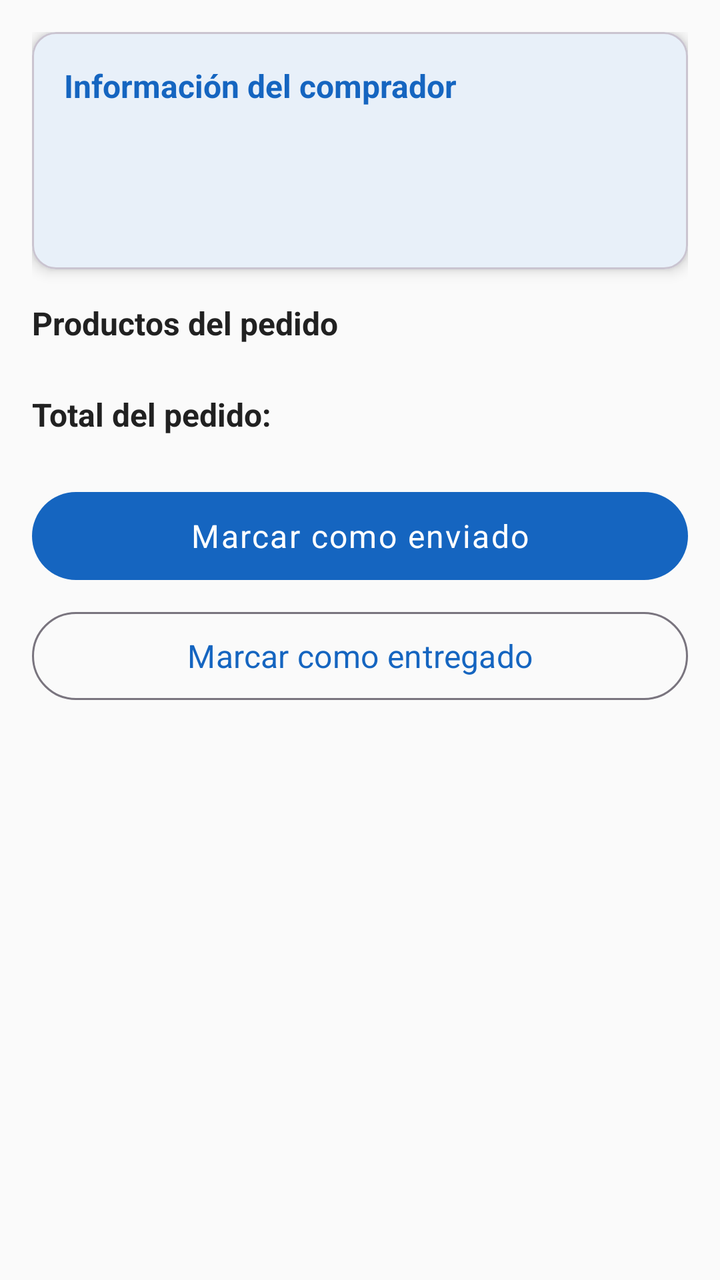
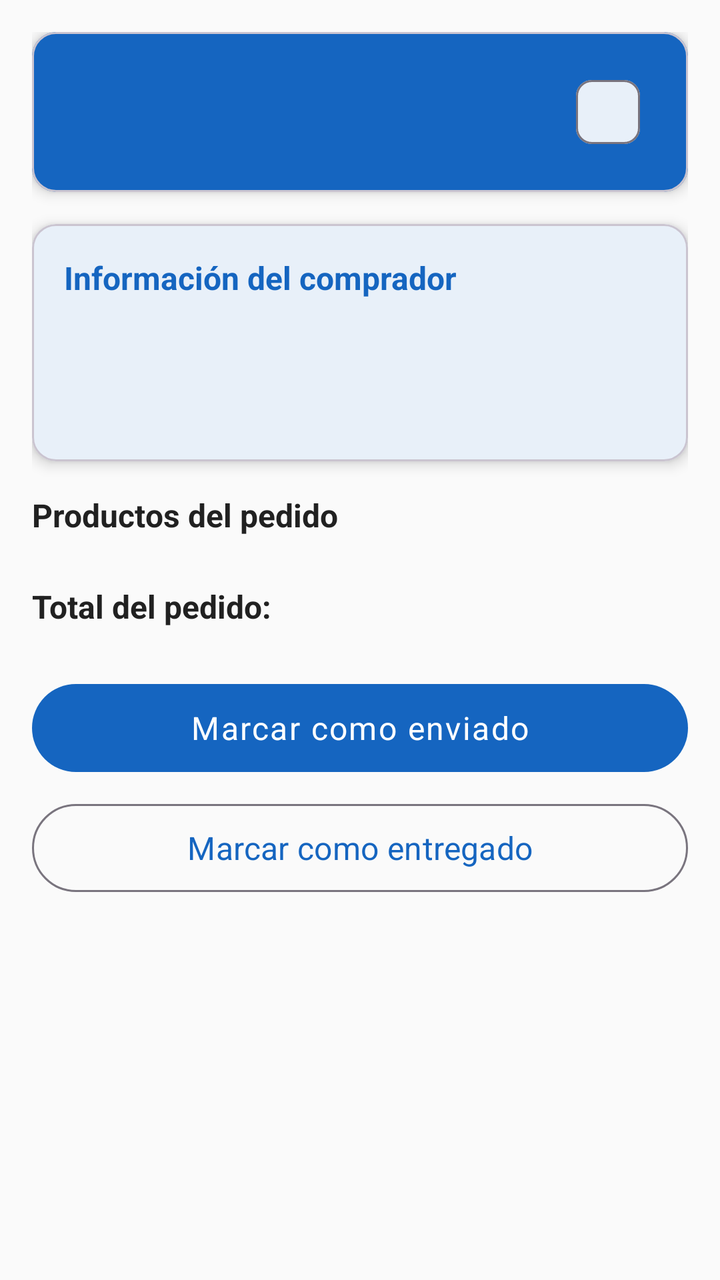

An Android layout rendered at two revisions. The XML below is the earlier revision; the diff shows what the commit changed to produce the second picture.
<!-- AndroidManifest.xml: application theme Theme.TomenAguita -->
<!-- res/layout/fragment_detalle_pedido_vendedor.xml -->
<?xml version="1.0" encoding="utf-8"?>
<androidx.core.widget.NestedScrollView
    xmlns:android="http://schemas.android.com/apk/res/android"
    xmlns:app="http://schemas.android.com/apk/res-auto"
    android:layout_width="match_parent"
    android:layout_height="match_parent"
    android:background="@color/background">

    <androidx.constraintlayout.widget.ConstraintLayout
        android:layout_width="match_parent"
        android:layout_height="wrap_content"
        android:padding="@dimen/padding_medium">

        <com.google.android.material.card.MaterialCardView
            android:id="@+id/cardComprador"
            android:layout_width="0dp"
            android:layout_height="wrap_content"
            app:cardCornerRadius="@dimen/corner_radius_medium"
            app:cardElevation="@dimen/card_elevation"
            app:layout_constraintEnd_toEndOf="parent"
            app:layout_constraintStart_toStartOf="parent"
            app:layout_constraintTop_toTopOf="parent">

            <LinearLayout
                android:layout_width="match_parent"
                android:layout_height="wrap_content"
                android:orientation="vertical"
                android:padding="@dimen/padding_medium">

                <TextView android:layout_width="wrap_content" android:layout_height="wrap_content" android:text="@string/label_buyer_info" android:textColor="@color/primary" android:textStyle="bold" android:textSize="@dimen/text_medium" />
                <TextView android:id="@+id/tvNombreComprador" android:layout_width="wrap_content" android:layout_height="wrap_content" android:layout_marginTop="8dp" android:text="" android:textColor="@color/on_background" />
                <TextView android:id="@+id/tvTelefonoComprador" android:layout_width="wrap_content" android:layout_height="wrap_content" android:text="" android:textColor="@color/on_background_secondary" />
                <TextView android:id="@+id/tvDireccionComprador" android:layout_width="wrap_content" android:layout_height="wrap_content" android:text="" android:textColor="@color/on_background_secondary" />
            </LinearLayout>
        </com.google.android.material.card.MaterialCardView>

        <TextView
            android:id="@+id/tvProductosLabel"
            android:layout_width="0dp"
            android:layout_height="wrap_content"
            android:layout_marginTop="@dimen/margin_medium"
            android:text="@string/label_products_in_order"
            android:textColor="@color/on_background"
            android:textSize="@dimen/text_medium"
            android:textStyle="bold"
            app:layout_constraintEnd_toEndOf="parent"
            app:layout_constraintStart_toStartOf="parent"
            app:layout_constraintTop_toBottomOf="@id/cardComprador" />

        <androidx.recyclerview.widget.RecyclerView
            android:id="@+id/rvProductosPedido"
            android:layout_width="0dp"
            android:layout_height="wrap_content"
            android:layout_marginTop="@dimen/margin_small"
            android:nestedScrollingEnabled="false"
            app:layout_constraintEnd_toEndOf="parent"
            app:layout_constraintStart_toStartOf="parent"
            app:layout_constraintTop_toBottomOf="@id/tvProductosLabel" />

        <TextView
            android:id="@+id/tvTotalLabel"
            android:layout_width="wrap_content"
            android:layout_height="wrap_content"
            android:layout_marginTop="@dimen/margin_medium"
            android:text="@string/label_order_total"
            android:textColor="@color/on_background"
            android:textSize="@dimen/text_medium"
            android:textStyle="bold"
            app:layout_constraintStart_toStartOf="parent"
            app:layout_constraintTop_toBottomOf="@id/rvProductosPedido" />

        <TextView
            android:id="@+id/tvTotal"
            android:layout_width="wrap_content"
            android:layout_height="wrap_content"
            android:layout_marginTop="@dimen/margin_medium"
            android:text=""
            android:textColor="@color/primary"
            android:textSize="@dimen/text_large"
            android:textStyle="bold"
            app:layout_constraintEnd_toEndOf="parent"
            app:layout_constraintTop_toBottomOf="@id/rvProductosPedido" />

        <com.google.android.material.button.MaterialButton
            android:id="@+id/btnMarcarEnviado"
            style="@style/Widget.TomenAguita.Button"
            android:layout_width="0dp"
            android:layout_height="@dimen/button_height"
            android:layout_marginTop="@dimen/margin_large"
            android:text="@string/btn_mark_shipped"
            app:layout_constraintEnd_toEndOf="parent"
            app:layout_constraintStart_toStartOf="parent"
            app:layout_constraintTop_toBottomOf="@id/tvTotalLabel" />

        <com.google.android.material.button.MaterialButton
            android:id="@+id/btnMarcarEntregado"
            style="@style/Widget.TomenAguita.Button.Outlined"
            android:layout_width="0dp"
            android:layout_height="@dimen/button_height"
            android:layout_marginTop="@dimen/margin_small"
            android:layout_marginBottom="@dimen/margin_large"
            android:text="@string/btn_mark_delivered"
            app:layout_constraintBottom_toBottomOf="parent"
            app:layout_constraintEnd_toEndOf="parent"
            app:layout_constraintStart_toStartOf="parent"
            app:layout_constraintTop_toBottomOf="@id/btnMarcarEnviado" />

    </androidx.constraintlayout.widget.ConstraintLayout>
</androidx.core.widget.NestedScrollView>
<!-- resources referenced by this layout -->
<resources>
  <color name="background">#FAFAFA</color>
  <color name="on_background">#212121</color>
  <color name="on_background_secondary">#757575</color>
  <color name="primary">#1565C0</color>
  <dimen name="button_height">52dp</dimen>
  <dimen name="card_elevation">4dp</dimen>
  <dimen name="corner_radius_medium">12dp</dimen>
  <dimen name="margin_large">24dp</dimen>
  <dimen name="margin_medium">16dp</dimen>
  <dimen name="margin_small">8dp</dimen>
  <dimen name="padding_medium">16dp</dimen>
  <dimen name="text_large">18sp</dimen>
  <dimen name="text_medium">16sp</dimen>
  <string name="btn_mark_delivered">Marcar como entregado</string>
  <string name="btn_mark_shipped">Marcar como enviado</string>
  <string name="label_buyer_info">Información del comprador</string>
  <string name="label_order_total">Total del pedido:</string>
  <string name="label_products_in_order">Productos del pedido</string>
  <style name="Widget.TomenAguita.Button" parent="Widget.Material3.Button">
          <item name="android:minHeight">@dimen/button_height</item>
          <item name="cornerRadius">@dimen/corner_radius_button</item>
          <item name="android:textSize">@dimen/text_medium</item>
          <item name="android:letterSpacing">0.05</item>
          <item name="android:textAllCaps">false</item>
      </style>
  <style name="Widget.TomenAguita.Button.Outlined" parent="Widget.Material3.Button.OutlinedButton">
          <item name="android:minHeight">@dimen/button_height</item>
          <item name="cornerRadius">@dimen/corner_radius_button</item>
          <item name="android:textSize">@dimen/text_medium</item>
          <item name="android:textAllCaps">false</item>
      </style>
  <style name="Theme.TomenAguita" parent="Theme.Material3.DayNight.NoActionBar">
          <item name="colorPrimary">@color/primary</item>
          <item name="colorPrimaryDark">@color/primary_dark</item>
          <item name="colorPrimaryVariant">@color/primary_dark</item>
          <item name="colorOnPrimary">@color/on_primary</item>
          <item name="colorSecondary">@color/secondary</item>
          <item name="colorOnSecondary">@color/on_primary</item>
          <item name="colorError">@color/error</item>
          <item name="android:colorBackground">@color/background</item>
          <item name="colorSurface">@color/surface</item>
          <item name="android:statusBarColor">@color/primary_dark</item>
          <item name="android:navigationBarColor">@color/surface</item>
          <item name="android:fontFamily">sans-serif</item>
      </style>
  <dimen name="corner_radius_button">24dp</dimen>
  <color name="primary_dark">#0D47A1</color>
  <color name="on_primary">#FFFFFF</color>
  <color name="secondary">#00BCD4</color>
  <color name="error">#B00020</color>
  <color name="surface">#FFFFFF</color>
</resources>

<!-- the commit's change to res/layout/fragment_detalle_pedido_vendedor.xml (unified diff, before → after) -->
@@ -11,15 +11,69 @@
         android:layout_height="wrap_content"
         android:padding="@dimen/padding_medium">
 
+        
         <com.google.android.material.card.MaterialCardView
-            android:id="@+id/cardComprador"
+            android:id="@+id/cardHeaderPedido"
             android:layout_width="0dp"
             android:layout_height="wrap_content"
+            app:cardBackgroundColor="@color/primary"
             app:cardCornerRadius="@dimen/corner_radius_medium"
             app:cardElevation="@dimen/card_elevation"
             app:layout_constraintEnd_toEndOf="parent"
             app:layout_constraintStart_toStartOf="parent"
             app:layout_constraintTop_toTopOf="parent">
+
+            <androidx.constraintlayout.widget.ConstraintLayout
+                android:layout_width="match_parent"
+                android:layout_height="wrap_content"
+                android:padding="@dimen/padding_medium">
+
+                <TextView
+                    android:id="@+id/tvNumeroPedidoVendedor"
+                    android:layout_width="0dp"
+                    android:layout_height="wrap_content"
+                    android:text=""
+                    android:textColor="@color/on_primary"
+                    android:textStyle="bold"
+                    android:textSize="@dimen/text_medium"
+                    app:layout_constraintEnd_toStartOf="@id/chipEstadoVendedor"
+                    app:layout_constraintStart_toStartOf="parent"
+                    app:layout_constraintTop_toTopOf="parent" />
+
+                <com.google.android.material.chip.Chip
+                    android:id="@+id/chipEstadoVendedor"
+                    android:layout_width="wrap_content"
+                    android:layout_height="wrap_content"
+                    android:text=""
+                    android:textColor="@color/on_background"
+                    app:chipBackgroundColor="@color/on_primary"
+                    app:layout_constraintEnd_toEndOf="parent"
+                    app:layout_constraintTop_toTopOf="parent" />
+
+                <TextView
+                    android:id="@+id/tvFechaPedidoVendedor"
+                    android:layout_width="wrap_content"
+                    android:layout_height="wrap_content"
+                    android:layout_marginTop="4dp"
+                    android:text=""
+                    android:textColor="@color/on_primary_dim"
+                    android:textSize="@dimen/text_body"
+                    app:layout_constraintStart_toStartOf="parent"
+                    app:layout_constraintTop_toBottomOf="@id/tvNumeroPedidoVendedor" />
+
+            </androidx.constraintlayout.widget.ConstraintLayout>
+        </com.google.android.material.card.MaterialCardView>
+
+        <com.google.android.material.card.MaterialCardView
+            android:id="@+id/cardComprador"
+            android:layout_width="0dp"
+            android:layout_height="wrap_content"
+            android:layout_marginTop="@dimen/margin_medium"
+            app:cardCornerRadius="@dimen/corner_radius_medium"
+            app:cardElevation="@dimen/card_elevation"
+            app:layout_constraintEnd_toEndOf="parent"
+            app:layout_constraintStart_toStartOf="parent"
+            app:layout_constraintTop_toBottomOf="@id/cardHeaderPedido">
 
             <LinearLayout
                 android:layout_width="match_parent"
<!-- resource entries referenced after the edit -->
@@ -11,6 +11,7 @@
   <dimen name="margin_medium">16dp</dimen>
   <dimen name="margin_small">8dp</dimen>
   <dimen name="padding_medium">16dp</dimen>
+  <dimen name="text_body">14sp</dimen>
   <dimen name="text_large">18sp</dimen>
   <dimen name="text_medium">16sp</dimen>
   <string name="btn_mark_delivered">Marcar como entregado</string>
@@ -44,10 +45,14 @@
           <item name="android:statusBarColor">@color/primary_dark</item>
           <item name="android:navigationBarColor">@color/surface</item>
           <item name="android:fontFamily">sans-serif</item>
+          
+          <item name="android:textColorPrimary">@color/on_background</item>
+          <item name="android:textColorSecondary">@color/on_background_secondary</item>
       </style>
   <dimen name="corner_radius_button">24dp</dimen>
   <color name="primary_dark">#0D47A1</color>
   <color name="on_primary">#FFFFFF</color>
+  <color name="on_primary_dim">#CCFFFFFF</color>
   <color name="secondary">#00BCD4</color>
   <color name="error">#B00020</color>
   <color name="surface">#FFFFFF</color>
